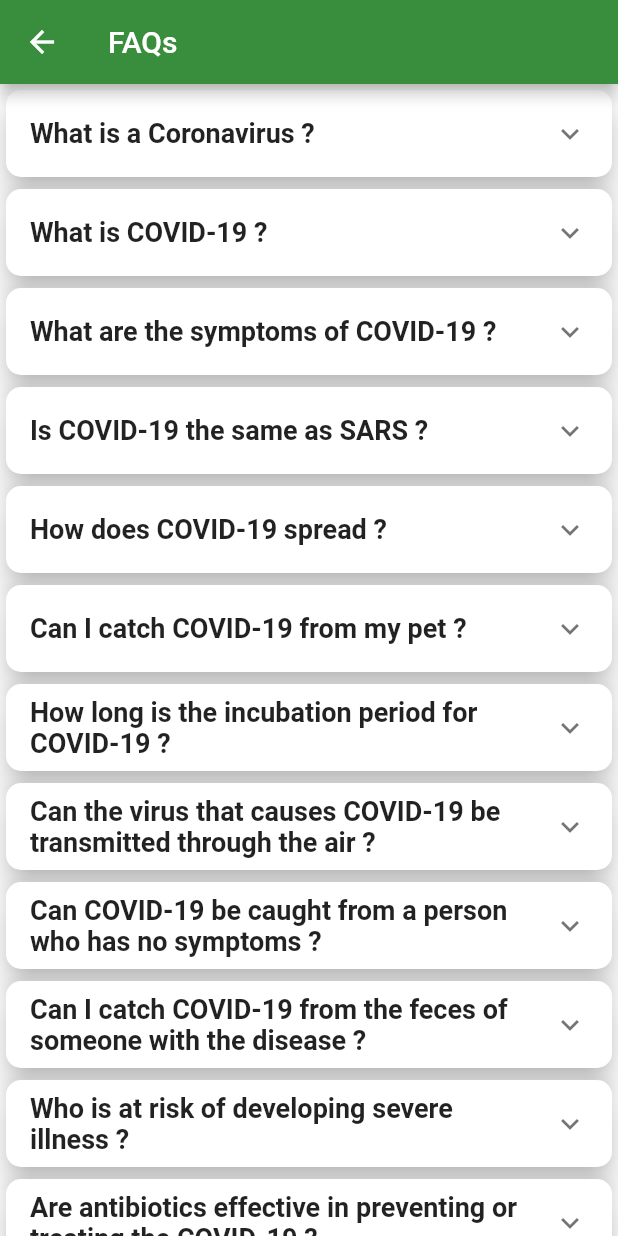
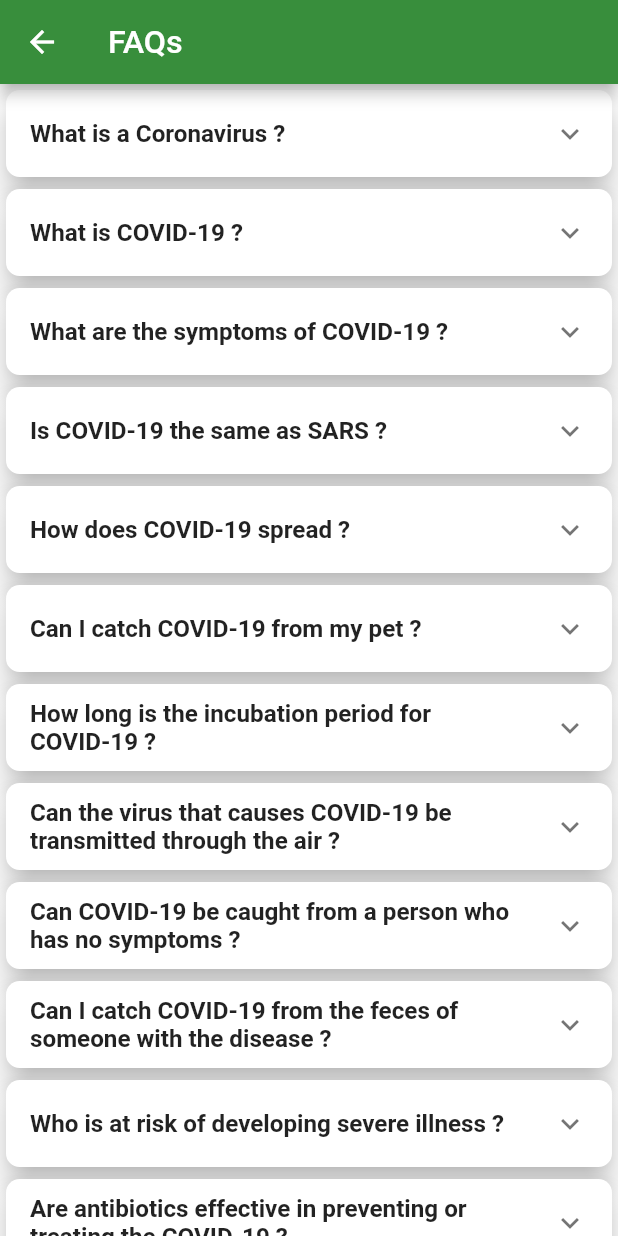
Before and after one commit to GeekHaven/Covid-Tracker, a Flutter app: the Faqpage screen opened directly, on a phone screen of 412 x 824 dp. Run offline on Flutter 3.47's test engine with Material 2 defaults, Android fonts, the light colour scheme and no system bars; our stand-ins replace auto_size_text, avatar_glow, carousel_pro, connectivity, dio, fl_chart and 5 more; missing offline and left inert: newsapi_client; network calls fail.

Commit message:
Font Size

```diff
--- a/lib/config.dart
+++ b/lib/config.dart
@@ -41,5 +41,6 @@ class SizeConfig {
 
     print(_screenWidth);
     print(_screenHeight);
+
   }
 }
--- a/lib/menuscreens/faq.dart
+++ b/lib/menuscreens/faq.dart
@@ -1,37 +1,53 @@
+import 'package:covidtracker/config.dart';
 import 'package:covidtracker/menuscreens/datasource.dart';
 import 'package:flutter/material.dart';
+
 class Faqpage extends StatelessWidget {
   @override
   Widget build(BuildContext context) {
     return Scaffold(
-      appBar: AppBar(title:
-      Text("FAQs"),),
-      body:ListView.builder(
-        itemCount: DataSource.questionAnswers.length,
-        itemBuilder: (context,index){
-          return  Container(
-            //decoration: BoxDecoration(borderRadius: BorderRadius.circular(50)),
-            child: Card(
-
-                shape: RoundedRectangleBorder(borderRadius: BorderRadius.circular(10)),
-                elevation: 8,
-                child:Container(
-                //decoration: BoxDecoration(borderRadius: BorderRadius.circular(50)),
-                child: ExpansionTile(
-                title:Text(DataSource.questionAnswers[index]["question"],style: TextStyle(fontWeight: FontWeight.bold,fontSize: 18),),children: <Widget>[
-               Padding(
-                 padding:const EdgeInsets.all(8.0),
-                 child :Container(
-                  // decoration: BoxDecoration(borderRadius: BorderRadius.circular(50)),
-                   padding: EdgeInsets.all(8),
-                   child: Text(DataSource.questionAnswers[index]["answer"],style: TextStyle(fontSize:16),)))
-              ],),
-                )
-            )
-          );
-      }
+      appBar: AppBar(
+        title: Text(
+          "FAQs",
+          style: TextStyle(
+            fontSize: 2.61 * SizeConfig.textMultiplier,
+          ),
+        ),
       ),
-
+      body: ListView.builder(
+          itemCount: DataSource.questionAnswers.length,
+          itemBuilder: (context, index) {
+            return Container(
+                child: Card(
+                    shape: RoundedRectangleBorder(
+                        borderRadius: BorderRadius.circular(
+                            1.1 * SizeConfig.heightMultiplier)),
+                    elevation: 8,
+                    child: Container(
+                      child: ExpansionTile(
+                        title: Text(
+                          DataSource.questionAnswers[index]["question"],
+                          style: TextStyle(
+                              fontWeight: FontWeight.bold,
+                              fontSize: 1.96 * SizeConfig.textMultiplier),
+                        ),
+                        children: <Widget>[
+                          Padding(
+                              padding: EdgeInsets.all(
+                                  0.85 * SizeConfig.heightMultiplier),
+                              child: Container(
+                                  padding: EdgeInsets.all(
+                                      0.85 * SizeConfig.heightMultiplier),
+                                  child: Text(
+                                    DataSource.questionAnswers[index]["answer"],
+                                    style: TextStyle(
+                                        fontSize:
+                                            1.74 * SizeConfig.textMultiplier),
+                                  )))
+                        ],
+                      ),
+                    )));
+          }),
     );
   }
 }
--- a/lib/screens/home/home_widgets/awarness.dart
+++ b/lib/screens/home/home_widgets/awarness.dart
@@ -54,6 +54,7 @@ class Awarenesscard extends StatelessWidget {
                   textColor: Colors.green[700],
                   padding: EdgeInsets.only(top: 10, left: 30),
                   onPressed: () {
+
                     Navigator.of(context)
                     .push(MaterialPageRoute(builder: (context) {
                   return StartPage();
```
Also changed, not shown: lib/menuscreens/deepdivescreen.dart (+35 -28 lines), lib/menuscreens/developer.dart (+28 -23 lines).
